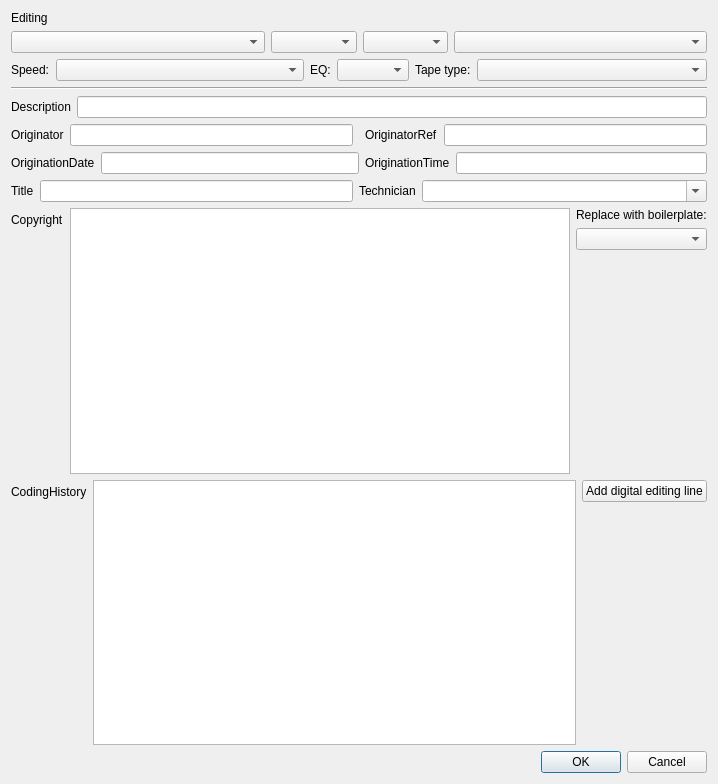
Ukrainian-History/autoBWF, file main.ui: the form before one commit.
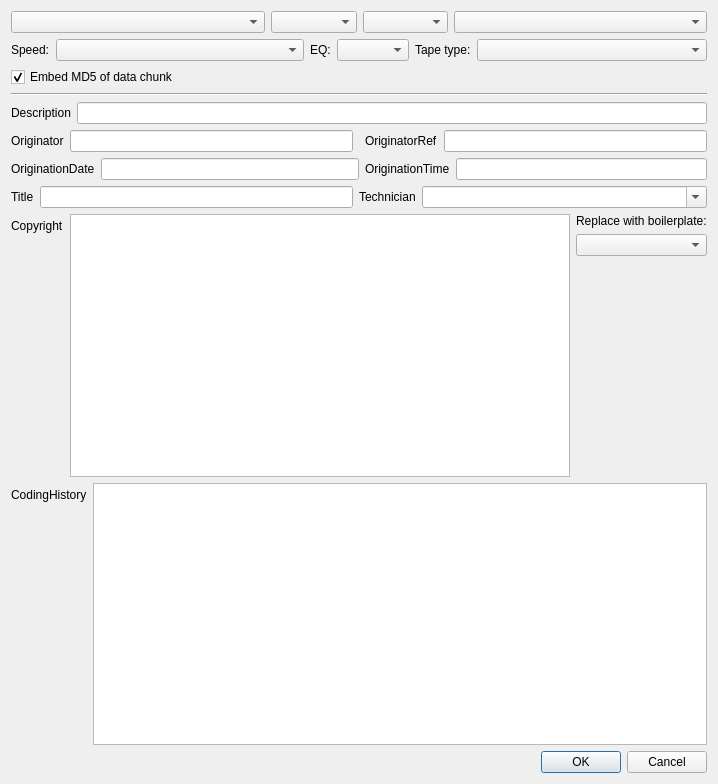
The form after the commit.

Patch:
```diff
--- a/main.ui
+++ b/main.ui
@@ -15,13 +15,6 @@
   </property>
   <layout class="QGridLayout" name="gridLayout_3">
    <item row="0" column="0">
-    <widget class="QLabel" name="editingLabel">
-     <property name="text">
-      <string>Editing</string>
-     </property>
-    </widget>
-   </item>
-   <item row="1" column="0" colspan="2">
     <layout class="QGridLayout" name="gridLayout_2">
      <item row="0" column="0">
       <widget class="QComboBox" name="deckSelect">
@@ -135,16 +128,26 @@
        </item>
       </layout>
      </item>
+     <item row="2" column="0" colspan="3">
+      <widget class="QCheckBox" name="md5Check">
+       <property name="text">
+        <string>Embed MD5 of data chunk</string>
+       </property>
+       <property name="checked">
+        <bool>true</bool>
+       </property>
+      </widget>
+     </item>
     </layout>
    </item>
-   <item row="2" column="0" colspan="2">
+   <item row="1" column="0">
     <widget class="Line" name="line">
      <property name="orientation">
       <enum>Qt::Horizontal</enum>
      </property>
     </widget>
    </item>
-   <item row="3" column="0" colspan="2">
+   <item row="2" column="0">
     <layout class="QGridLayout" name="gridLayout">
      <item row="0" column="0" colspan="3">
       <layout class="QHBoxLayout" name="horizontalLayout">
@@ -370,35 +373,11 @@
          </item>
         </layout>
        </item>
-       <item>
-        <layout class="QVBoxLayout" name="verticalLayout_2">
-         <item>
-          <widget class="QPushButton" name="addLineButton">
-           <property name="text">
-            <string>Add digital editing line</string>
-           </property>
-          </widget>
-         </item>
-         <item>
-          <spacer name="verticalSpacer_3">
-           <property name="orientation">
-            <enum>Qt::Vertical</enum>
-           </property>
-           <property name="sizeHint" stdset="0">
-            <size>
-             <width>20</width>
-             <height>40</height>
-            </size>
-           </property>
-          </spacer>
-         </item>
-        </layout>
-       </item>
       </layout>
      </item>
     </layout>
    </item>
-   <item row="4" column="1">
+   <item row="3" column="0">
     <widget class="QDialogButtonBox" name="buttonBox">
      <property name="orientation">
       <enum>Qt::Horizontal</enum>
```
